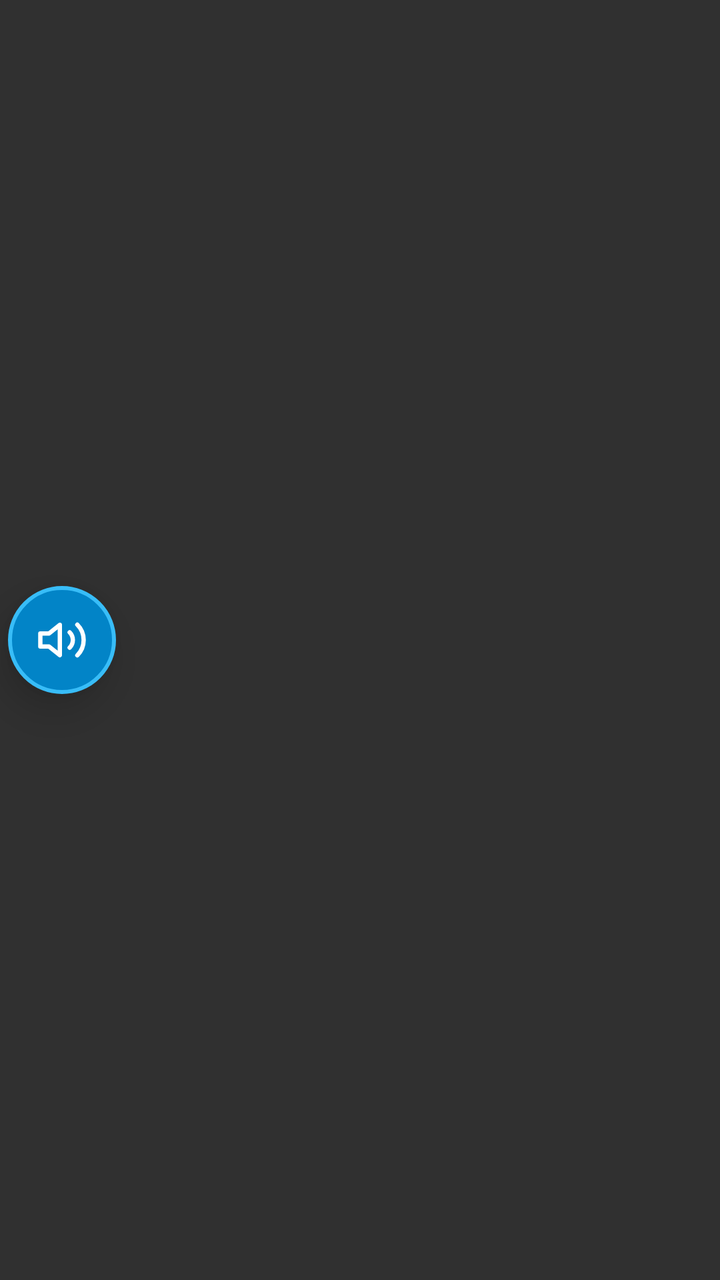
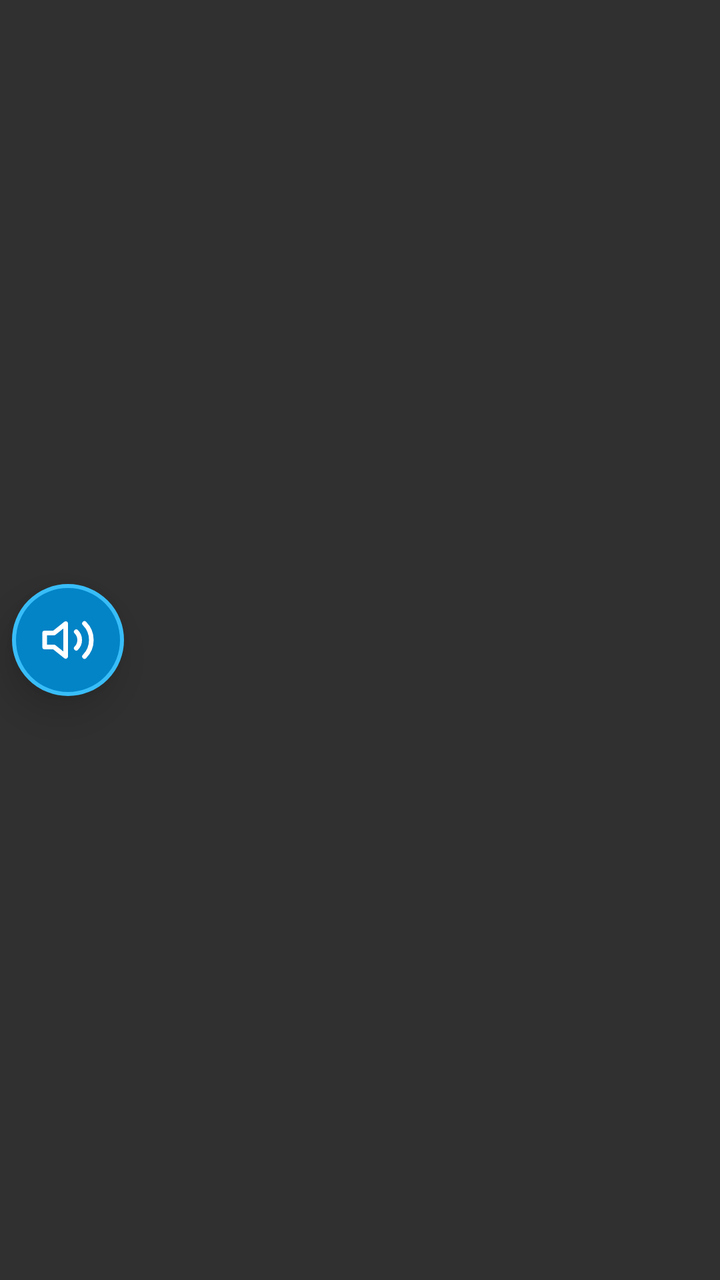

Two renders of the same Android screen: before a commit and after it. Below are the layout's source before the change and the commit's diff.
<!-- AndroidManifest.xml: application theme Theme.AppCompat.NoActionBar -->
<!-- res/layout/floating_widget_layout.xml -->
<?xml version="1.0" encoding="utf-8"?>
<LinearLayout xmlns:android="http://schemas.android.com/apk/res/android"
    android:id="@+id/root_container"
    android:layout_width="wrap_content"
    android:layout_height="wrap_content"
    android:orientation="horizontal"
    android:gravity="center_vertical"
    android:clipChildren="false"
    android:clipToPadding="false"
    android:padding="4dp">

    
    <FrameLayout
        android:id="@+id/bubble_wrapper"
        android:layout_width="54dp"
        android:layout_height="54dp"
        android:background="@drawable/bg_bubble_glass"
        android:elevation="12dp">

        <ImageView
            android:id="@+id/icon_main_bubble"
            android:layout_width="26dp"
            android:layout_height="26dp"
            android:layout_gravity="center"
            android:src="@drawable/ic_lucide_volume_2"
            android:tint="#FFFFFF"
            android:contentDescription="Volume Bubble" />
    </FrameLayout>

    
    <LinearLayout
        android:id="@+id/layout_expanded_menu"
        android:layout_width="wrap_content"
        android:layout_height="54dp"
        android:layout_marginStart="8dp"
        android:background="@drawable/bg_expanded_bar"
        android:orientation="horizontal"
        android:paddingStart="6dp"
        android:paddingEnd="6dp"
        android:gravity="center_vertical"
        android:visibility="gone"
        android:elevation="12dp">

        
        <FrameLayout
            android:id="@+id/btn_volume_down"
            android:layout_width="40dp"
            android:layout_height="40dp"
            android:background="@drawable/bg_btn_action">
            <ImageView
                android:layout_width="22dp"
                android:layout_height="22dp"
                android:layout_gravity="center"
                android:src="@drawable/ic_lucide_minus"
                android:tint="#F8FAFC"
                android:contentDescription="Volume Down" />
        </FrameLayout>

        
        <TextView
            android:id="@+id/tv_volume_level"
            android:layout_width="46dp"
            android:layout_height="wrap_content"
            android:gravity="center"
            android:text="70%"
            android:textColor="#38BDF8"
            android:textSize="13sp"
            android:textStyle="bold" />

        
        <FrameLayout
            android:id="@+id/btn_volume_up"
            android:layout_width="40dp"
            android:layout_height="40dp"
            android:background="@drawable/bg_btn_action">
            <ImageView
                android:layout_width="22dp"
                android:layout_height="22dp"
                android:layout_gravity="center"
                android:src="@drawable/ic_lucide_plus"
                android:tint="#F8FAFC"
                android:contentDescription="Volume Up" />
        </FrameLayout>

        
        <FrameLayout
            android:id="@+id/btn_mute_toggle"
            android:layout_width="40dp"
            android:layout_height="40dp"
            android:layout_marginStart="4dp"
            android:background="@drawable/bg_btn_action">
            <ImageView
                android:id="@+id/icon_mute"
                android:layout_width="20dp"
                android:layout_height="20dp"
                android:layout_gravity="center"
                android:src="@drawable/ic_lucide_volume_x"
                android:tint="#EF4444"
                android:contentDescription="Mute / Unmute" />
        </FrameLayout>

        
        <FrameLayout
            android:id="@+id/btn_show_slider"
            android:layout_width="40dp"
            android:layout_height="40dp"
            android:layout_marginStart="4dp"
            android:background="@drawable/bg_btn_action">
            <ImageView
                android:layout_width="20dp"
                android:layout_height="20dp"
                android:layout_gravity="center"
                android:src="@drawable/ic_lucide_sliders"
                android:tint="#38BDF8"
                android:contentDescription="Show Full Slider" />
        </FrameLayout>

        
        <FrameLayout
            android:id="@+id/btn_close_menu"
            android:layout_width="36dp"
            android:layout_height="36dp"
            android:layout_marginStart="4dp"
            android:background="@drawable/bg_btn_action">
            <ImageView
                android:layout_width="18dp"
                android:layout_height="18dp"
                android:layout_gravity="center"
                android:src="@drawable/ic_lucide_x"
                android:tint="#94A3B8"
                android:contentDescription="Close Menu" />
        </FrameLayout>

    </LinearLayout>

</LinearLayout>
<!-- resources referenced by this layout -->
<resources>
  <!-- drawable bg_btn_action (drawable) -->
  <?xml version="1.0" encoding="utf-8"?>
  <ripple xmlns:android="http://schemas.android.com/apk/res/android"
      android:color="@color/floating_ripple">
      <item>
          <shape android:shape="oval">
              <solid android:color="#1E293B" />
          </shape>
      </item>
  </ripple>
  <!-- drawable bg_bubble_glass (drawable) -->
  <?xml version="1.0" encoding="utf-8"?>
  <ripple xmlns:android="http://schemas.android.com/apk/res/android"
      android:color="@color/floating_ripple">
      <item>
          <shape android:shape="oval">
              <solid android:color="@color/primary" />
              <stroke
                  android:width="2dp"
                  android:color="@color/primary_light" />
          </shape>
      </item>
  </ripple>
  <!-- drawable bg_expanded_bar (drawable) -->
  <?xml version="1.0" encoding="utf-8"?>
  <shape xmlns:android="http://schemas.android.com/apk/res/android"
      android:shape="rectangle">
      <solid android:color="@color/floating_bg" />
      <corners android:radius="28dp" />
      <stroke
          android:width="1.5dp"
          android:color="@color/floating_border" />
  </shape>
  <!-- drawable ic_lucide_minus (drawable) -->
  <vector xmlns:android="http://schemas.android.com/apk/res/android"
      android:width="24dp"
      android:height="24dp"
      android:viewportWidth="24"
      android:viewportHeight="24">
      <path
          android:fillColor="#00000000"
          android:strokeColor="#FFFFFF"
          android:strokeWidth="2.5"
          android:strokeLineCap="round"
          android:strokeLineJoin="round"
          android:pathData="M5,12 h14" />
  </vector>
  <!-- drawable ic_lucide_plus (drawable) -->
  <vector xmlns:android="http://schemas.android.com/apk/res/android"
      android:width="24dp"
      android:height="24dp"
      android:viewportWidth="24"
      android:viewportHeight="24">
      <path
          android:fillColor="#00000000"
          android:strokeColor="#FFFFFF"
          android:strokeWidth="2.5"
          android:strokeLineCap="round"
          android:strokeLineJoin="round"
          android:pathData="M5,12 h14 M12,5 v14" />
  </vector>
  <!-- drawable ic_lucide_sliders (drawable) -->
  <vector xmlns:android="http://schemas.android.com/apk/res/android"
      android:width="24dp"
      android:height="24dp"
      android:viewportWidth="24"
      android:viewportHeight="24">
      <path
          android:fillColor="#00000000"
          android:strokeColor="#38BDF8"
          android:strokeWidth="2"
          android:strokeLineCap="round"
          android:strokeLineJoin="round"
          android:pathData="M4,21 v-7 M4,10 V3 M12,21 v-9 M12,8 V3 M20,21 v-5 M20,12 V3 M1,14 h6 M9,8 h6 M17,16 h6" />
  </vector>
  <!-- drawable ic_lucide_x (drawable) -->
  <vector xmlns:android="http://schemas.android.com/apk/res/android"
      android:width="24dp"
      android:height="24dp"
      android:viewportWidth="24"
      android:viewportHeight="24">
      <path
          android:fillColor="#00000000"
          android:strokeColor="#FFFFFF"
          android:strokeWidth="2.5"
          android:strokeLineCap="round"
          android:strokeLineJoin="round"
          android:pathData="M18,6 L6,18 M6,6 l12,12" />
  </vector>
  <color name="floating_ripple">#3338BDF8</color>
  <color name="primary">#0284C7</color>
  <color name="primary_light">#38BDF8</color>
  <color name="floating_bg">#E60F172A</color>
  <color name="floating_border">#475569</color>
  <!-- unchanged entries left out for length: 2 -->
</resources>

<!-- the commit's change to res/layout/floating_widget_layout.xml (unified diff, before → after) -->
@@ -7,20 +7,20 @@
     android:gravity="center_vertical"
     android:clipChildren="false"
     android:clipToPadding="false"
-    android:padding="4dp">
+    android:padding="6dp">
 
     
     <FrameLayout
         android:id="@+id/bubble_wrapper"
-        android:layout_width="54dp"
-        android:layout_height="54dp"
+        android:layout_width="56dp"
+        android:layout_height="56dp"
         android:background="@drawable/bg_bubble_glass"
         android:elevation="12dp">
 
         <ImageView
             android:id="@+id/icon_main_bubble"
-            android:layout_width="26dp"
-            android:layout_height="26dp"
+            android:layout_width="28dp"
+            android:layout_height="28dp"
             android:layout_gravity="center"
             android:src="@drawable/ic_lucide_volume_2"
             android:tint="#FFFFFF"
@@ -31,21 +31,21 @@
     <LinearLayout
         android:id="@+id/layout_expanded_menu"
         android:layout_width="wrap_content"
-        android:layout_height="54dp"
+        android:layout_height="56dp"
         android:layout_marginStart="8dp"
         android:background="@drawable/bg_expanded_bar"
         android:orientation="horizontal"
-        android:paddingStart="6dp"
-        android:paddingEnd="6dp"
+        android:paddingStart="8dp"
+        android:paddingEnd="8dp"
         android:gravity="center_vertical"
         android:visibility="gone"
-        android:elevation="12dp">
+        android:elevation="14dp">
 
         
         <FrameLayout
             android:id="@+id/btn_volume_down"
-            android:layout_width="40dp"
-            android:layout_height="40dp"
+            android:layout_width="42dp"
+            android:layout_height="42dp"
             android:background="@drawable/bg_btn_action">
             <ImageView
                 android:layout_width="22dp"
@@ -59,19 +59,19 @@
         
         <TextView
             android:id="@+id/tv_volume_level"
-            android:layout_width="46dp"
+            android:layout_width="48dp"
             android:layout_height="wrap_content"
             android:gravity="center"
             android:text="70%"
             android:textColor="#38BDF8"
-            android:textSize="13sp"
+            android:textSize="14sp"
             android:textStyle="bold" />
 
         
         <FrameLayout
             android:id="@+id/btn_volume_up"
-            android:layout_width="40dp"
-            android:layout_height="40dp"
+            android:layout_width="42dp"
+            android:layout_height="42dp"
             android:background="@drawable/bg_btn_action">
             <ImageView
                 android:layout_width="22dp"
@@ -85,14 +85,14 @@
         
         <FrameLayout
             android:id="@+id/btn_mute_toggle"
-            android:layout_width="40dp"
-            android:layout_height="40dp"
-            android:layout_marginStart="4dp"
+            android:layout_width="42dp"
+            android:layout_height="42dp"
+            android:layout_marginStart="6dp"
             android:background="@drawable/bg_btn_action">
             <ImageView
                 android:id="@+id/icon_mute"
-                android:layout_width="20dp"
-                android:layout_height="20dp"
+                android:layout_width="22dp"
+                android:layout_height="22dp"
                 android:layout_gravity="center"
                 android:src="@drawable/ic_lucide_volume_x"
                 android:tint="#EF4444"
@@ -102,13 +102,13 @@
         
         <FrameLayout
             android:id="@+id/btn_show_slider"
-            android:layout_width="40dp"
-            android:layout_height="40dp"
-            android:layout_marginStart="4dp"
+            android:layout_width="42dp"
+            android:layout_height="42dp"
+            android:layout_marginStart="6dp"
             android:background="@drawable/bg_btn_action">
             <ImageView
-                android:layout_width="20dp"
-                android:layout_height="20dp"
+                android:layout_width="22dp"
+                android:layout_height="22dp"
                 android:layout_gravity="center"
                 android:src="@drawable/ic_lucide_sliders"
                 android:tint="#38BDF8"
@@ -118,13 +118,13 @@
         
         <FrameLayout
             android:id="@+id/btn_close_menu"
-            android:layout_width="36dp"
-            android:layout_height="36dp"
-            android:layout_marginStart="4dp"
+            android:layout_width="38dp"
+            android:layout_height="38dp"
+            android:layout_marginStart="6dp"
             android:background="@drawable/bg_btn_action">
             <ImageView
-                android:layout_width="18dp"
-                android:layout_height="18dp"
+                android:layout_width="20dp"
+                android:layout_height="20dp"
                 android:layout_gravity="center"
                 android:src="@drawable/ic_lucide_x"
                 android:tint="#94A3B8"
